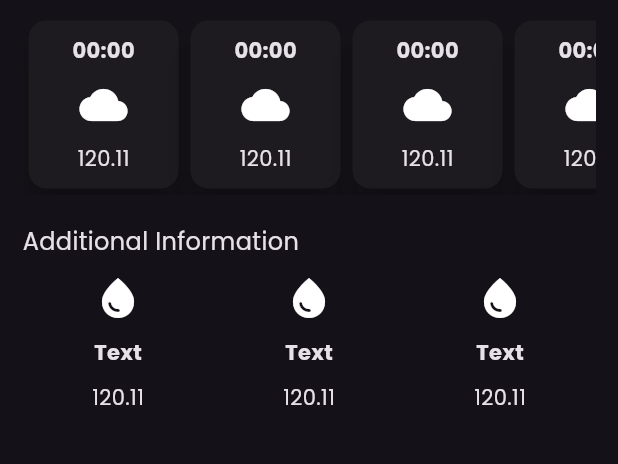
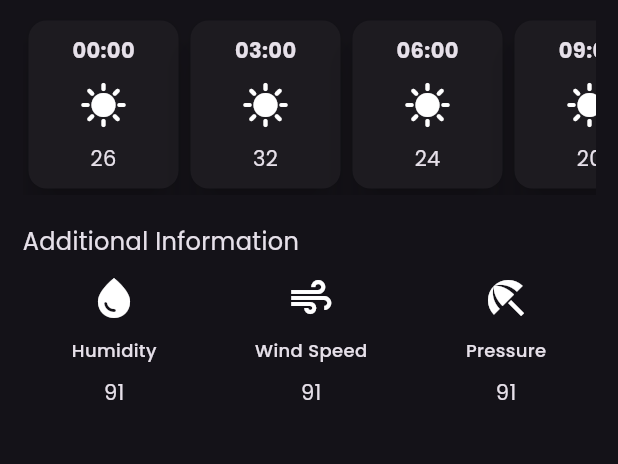
Before and after one commit to arjunsaud/flutter_weather_app, a Flutter app: the screen it shows after launch, on a phone screen of 412 x 824 dp, the part 479-943 px from its top. Run offline on Flutter 3.47's test engine with Material 2 defaults, Android fonts, the phone set to English and light mode, and no system bars; our stand-ins replace google_fonts.

```diff
--- a/lib/screens/small_card.dart
+++ b/lib/screens/small_card.dart
@@ -1,7 +1,15 @@
 import 'package:flutter/material.dart';
 
 class SmallCard extends StatelessWidget {
-  const SmallCard({super.key});
+  final IconData icon;
+  final String time;
+  final String temperature;
+
+  const SmallCard(
+      {super.key,
+      required this.icon,
+      required this.time,
+      required this.temperature});
 
   @override
   Widget build(BuildContext context) {
@@ -12,22 +20,22 @@ class SmallCard extends StatelessWidget {
         decoration: BoxDecoration(borderRadius: BorderRadius.circular(10)),
         padding: const EdgeInsets.all(10.0),
         child: Column(
-          children: const [
+          children: [
             Text(
-              "00:00",
-              style: TextStyle(fontWeight: FontWeight.bold),
+              time,
+              style: const TextStyle(fontWeight: FontWeight.bold),
             ),
-            SizedBox(
+            const SizedBox(
               height: 10,
             ),
             Icon(
-              Icons.cloud,
+              icon,
               size: 32,
             ),
-            SizedBox(
+            const SizedBox(
               height: 10,
             ),
-            Text("120.11")
+            Text(temperature)
           ],
         ),
       ),
@@ -36,33 +44,36 @@ class SmallCard extends StatelessWidget {
 }
 
 class AdditionalCard extends StatelessWidget {
-  const AdditionalCard({super.key});
+  final IconData icon;
+  final String label;
+  final String value;
+
+  const AdditionalCard(
+      {super.key,
+      required this.icon,
+      required this.label,
+      required this.value});
 
   @override
   Widget build(BuildContext context) {
-    return Container(
-      width: 100,
-      decoration: BoxDecoration(borderRadius: BorderRadius.circular(10)),
-      padding: const EdgeInsets.all(10.0),
-      child: Column(
-        children: const [
+    return Column(
+      children: [
         Icon(
-            Icons.water_drop,
+          icon,
           size: 32,
         ),
-          SizedBox(
+        const SizedBox(
           height: 10,
         ),
         Text(
-            "Text",
-            style: TextStyle(fontWeight: FontWeight.bold),
+          label,
+          style: const TextStyle(fontWeight: FontWeight.w500, fontSize: 12),
         ),
-          SizedBox(
+        const SizedBox(
           height: 10,
         ),
-          Text("120.11")
+        Text(value)
       ],
-      ),
     );
   }
 }
--- a/lib/screens/weather_screen.dart
+++ b/lib/screens/weather_screen.dart
@@ -50,12 +50,26 @@ class WeatherScreen extends StatelessWidget {
               scrollDirection: Axis.horizontal,
               child: Row(
                 children: const [
-                  SmallCard(),
-                  SmallCard(),
-                  SmallCard(),
-                  SmallCard(),
-                  SmallCard(),
-                  SmallCard()
+                  SmallCard(
+                    icon: Icons.sunny,
+                    time: "00:00",
+                    temperature: "26",
+                  ),
+                  SmallCard(
+                    icon: Icons.sunny,
+                    time: "03:00",
+                    temperature: "32",
+                  ),
+                  SmallCard(
+                    icon: Icons.sunny,
+                    time: "06:00",
+                    temperature: "24",
+                  ),
+                  SmallCard(
+                    icon: Icons.sunny,
+                    time: "09:00",
+                    temperature: "20",
+                  ),
                 ],
               ),
             ),
@@ -68,12 +82,27 @@ class WeatherScreen extends StatelessWidget {
                 fontSize: 16,
               ),
             ),
+            const SizedBox(
+              height: 10,
+            ),
             Row(
               mainAxisAlignment: MainAxisAlignment.spaceAround,
               children: const [
-                AdditionalCard(),
-                AdditionalCard(),
-                AdditionalCard()
+                AdditionalCard(
+                  icon: Icons.water_drop,
+                  label: "Humidity",
+                  value: "91",
+                ),
+                AdditionalCard(
+                  icon: Icons.air,
+                  label: "Wind Speed",
+                  value: "91",
+                ),
+                AdditionalCard(
+                  icon: Icons.beach_access,
+                  label: "Pressure",
+                  value: "91",
+                ),
               ],
             ),
           ],
--- a/pubspec.yaml
+++ b/pubspec.yaml
@@ -36,6 +36,7 @@ dependencies:
   # Use with the CupertinoIcons class for iOS style icons.
   cupertino_icons: ^1.0.2
   google_fonts: ^4.0.4
+  http: ^0.13.6
 
 dev_dependencies:
   flutter_test:
```
Also changed, not shown: pubspec.lock. Lines whose indentation alone changed are shown as unchanged.
